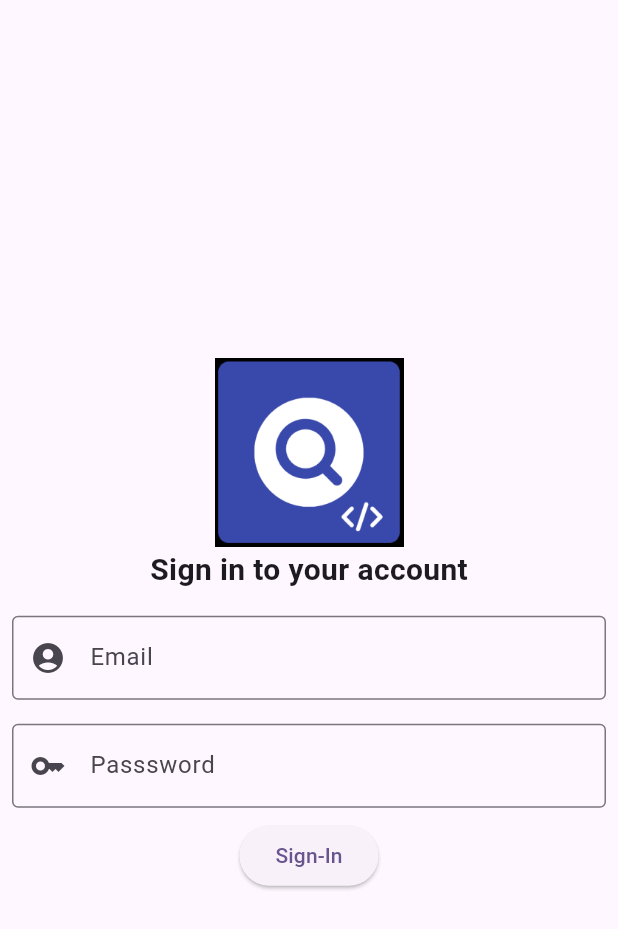
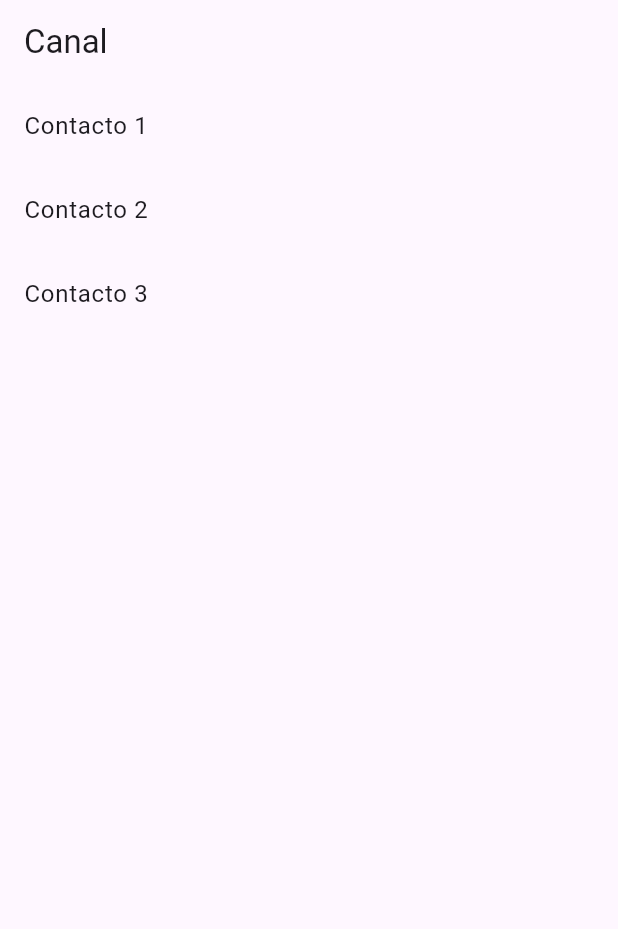
Before and after one commit to DiegoDA04/recruitech_flutter, a Flutter app: the screen it shows after launch, on a phone screen of 412 x 824 dp. Shown: the top 929 px of the screen. Run offline on Flutter 3.47's test engine with Material 2 defaults, Android fonts, the phone set to English and light mode, and no system bars; missing offline and left inert: lorem.

Commit message:
feat(chat):Implementacion de chat

```diff
--- a/lib/main.dart
+++ b/lib/main.dart
@@ -1,5 +1,6 @@
 import 'package:flutter/material.dart';
 import 'package:recruitech_flutter/ui/login_screen.dart';
+import 'package:recruitech_flutter/ui/channel.dart'
 
 void main() {
   runApp(const MyApp());
@@ -17,7 +18,7 @@ class MyApp extends StatelessWidget {
         useMaterial3: true,
       ),
       home: const Scaffold(
-        body: Login()
+        body: ChannelScreen()
       ),
     );
   }
--- /dev/null
+++ b/lib/ui/channel.dart
@@ -0,0 +1,36 @@
+import 'package:flutter/material.dart';
+import 'package:recruitech_flutter/ui/chat.dart';
+
+class ChannelScreen extends StatelessWidget {
+  List<String> chatContacts = [
+    'Contacto 1',
+    'Contacto 2',
+    'Contacto 3',
+  ];
+
+  @override
+  Widget build(BuildContext context) {
+    return Scaffold(
+      appBar: AppBar(
+        title: Text('Canal'),
+      ),
+      body: ListView.builder(
+        itemCount: chatContacts.length,
+        itemBuilder: (BuildContext context, int index) {
+          return ListTile(
+            title: Text(chatContacts[index]),
+            onTap: () {
+              String contactName = chatContacts[index];
+              Navigator.push(
+                context,
+                MaterialPageRoute(
+                  builder: (context) => ChatScreen(contactName: contactName),
+                ),
+              );
+            },
+          );
+        },
+      ),
+    );
+  }
+}
```
Also changed, not shown: lib/ui/chat.dart (added, +73 -0 lines).
